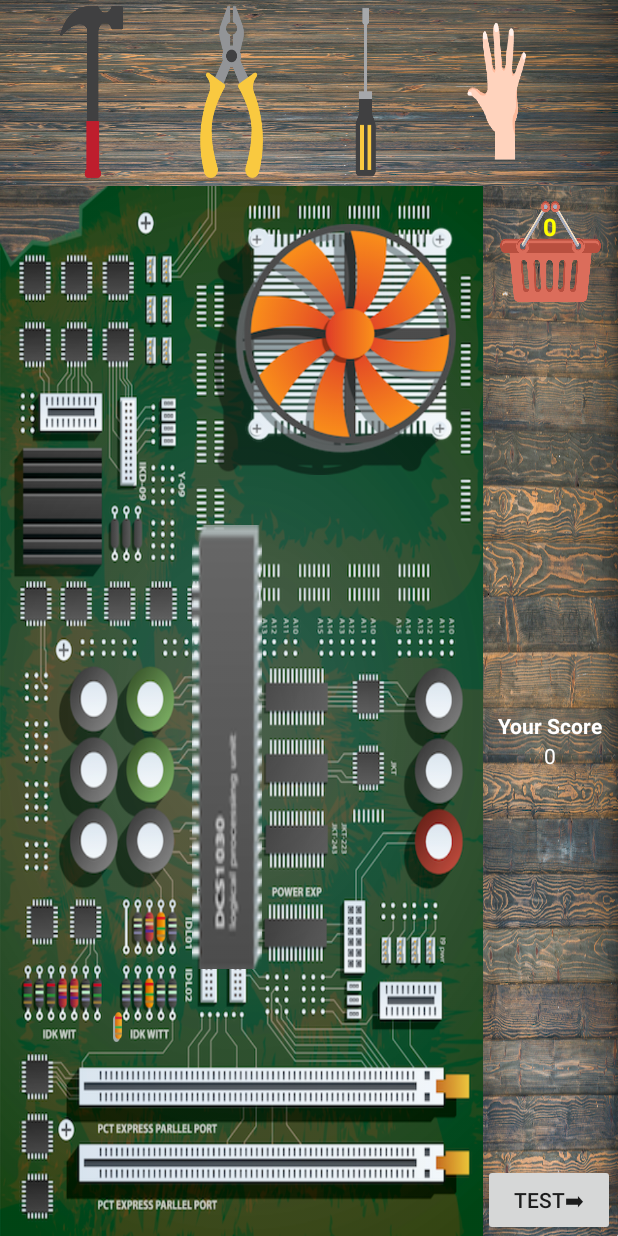
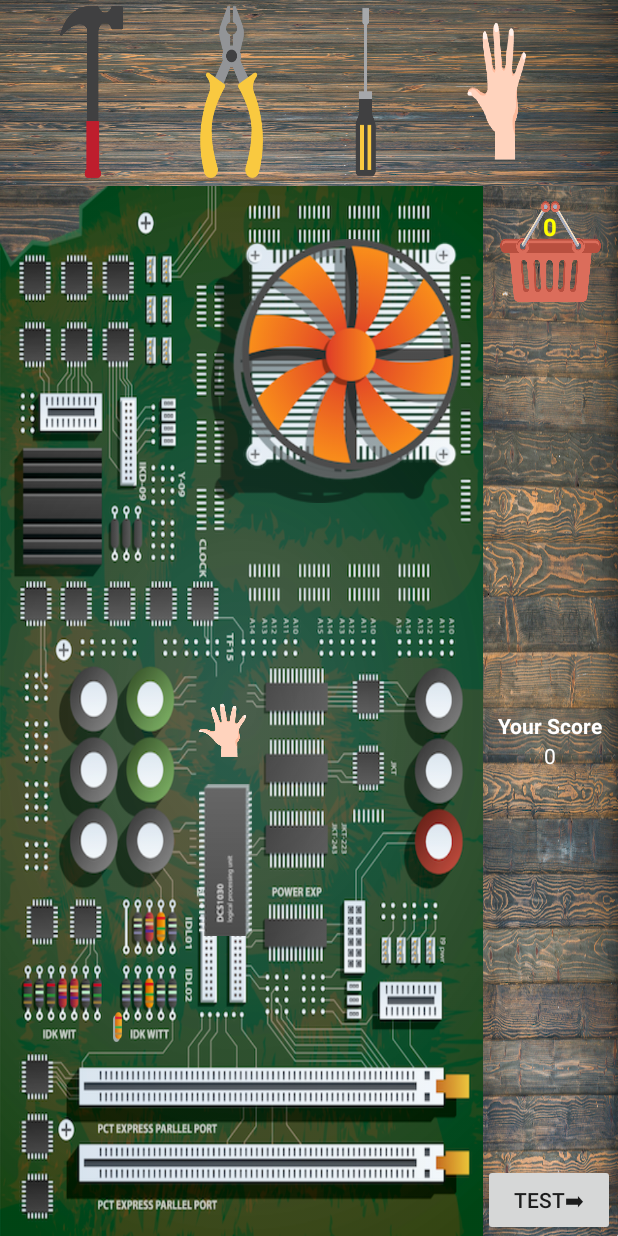
Before and after one commit to Yasamanro/TheBreakingHand, an Android app: the GameActivity screen opened directly, with no data from a screen before it, on a phone screen of 412 x 824 dp. Run offline under Robolectric (Android 15) with nearby library versions, the light colour scheme and no system bars; 1 statement that could not run was skipped.

Commit message:
IC Sliding support Hand animation

```diff
--- a/app/src/main/java/com/example/yasamanro/bhangarigame/DeviceControlActivity.java
+++ b/app/src/main/java/com/example/yasamanro/bhangarigame/DeviceControlActivity.java
@@ -93,11 +93,6 @@ public class DeviceControlActivity extends AppCompatActivity {
             public void onClick(View v) {
                 if (mConnectionState.getText().equals("Connected")) {
                     Intent intent = new Intent(DeviceControlActivity.this, GameActivity.class);
-
-                    Bundle services = new Bundle();
-                    ArrayList<BluetoothGattService> gattServiceList = new ArrayList<BluetoothGattService>(BLEServiceContainer.getInstance().getBleService().getSupportedGattServices());
-                    services.putSerializable("gattService", gattServiceList);
-                    intent.putExtras(services);                         //Put service list in next Intent
                     startActivity(intent);
                 }
                 else {
--- a/app/src/main/java/com/example/yasamanro/bhangarigame/GameActivity.java
+++ b/app/src/main/java/com/example/yasamanro/bhangarigame/GameActivity.java
@@ -1,5 +1,6 @@
 package com.example.yasamanro.bhangarigame;
 
+import android.annotation.SuppressLint;
 import android.app.AlertDialog;
 import android.bluetooth.BluetoothGattCharacteristic;
 import android.bluetooth.BluetoothGattService;
@@ -9,6 +10,7 @@ import android.media.MediaPlayer;
 import android.support.v7.app.AppCompatActivity;
 import android.os.Bundle;
 import android.util.Log;
+import android.view.MotionEvent;
 import android.view.View;
 import android.view.animation.AlphaAnimation;
 import android.view.animation.Animation;
@@ -18,6 +20,7 @@ import android.view.animation.LinearInterpolator;
 import android.view.animation.TranslateAnimation;
 import android.widget.Button;
 import android.widget.CompoundButton;
+import android.widget.RelativeLayout;
 import android.widget.TextView;
 import android.widget.Toast;
 import android.widget.ToggleButton;
@@ -33,6 +36,7 @@ public class GameActivity extends AppCompatActivity {
     final String CHARACTERISTIC_UUID = "beb5483e-36e1-4688-b7f5-ea07361b26a8";
     ArrayList<String> brokenItems;
 
+    @SuppressLint("ClickableViewAccessibility")
     @Override
     protected void onCreate(Bundle savedInstanceState) {
         super.onCreate(savedInstanceState);
@@ -46,9 +50,11 @@ public class GameActivity extends AppCompatActivity {
 
         // Tools in action
         final Button hammerTool = findViewById(R.id.hammerTool);
+        final Button handTool = findViewById(R.id.handTool);
 
         //Hardware Parts
         final Button fan = findViewById(R.id.fanButton);
+        final Button ic  = findViewById(R.id.icButton);
 //        final Button fan1 = findViewById(R.id.fanButton1);
 //        final Button fan2 = findViewById(R.id.fanButton2);
 //        final Button fan3 = findViewById(R.id.fanButton3);
@@ -67,6 +73,9 @@ public class GameActivity extends AppCompatActivity {
         final TextView basketCount = findViewById(R.id.badge_notification_text);
         final TextView score = findViewById(R.id.score);
 
+        //Board Layout
+        RelativeLayout boardlayout = findViewById(R.id.boardcanvas);
+
         //Blink Animation
         final Animation blinkAnimation = new AlphaAnimation(1, 0); // Change alpha from fully invisible to visible
         blinkAnimation.setDuration(500); // duration - half a second
@@ -77,9 +86,11 @@ public class GameActivity extends AppCompatActivity {
         //Animation (rotate, swirl, move)
         final Animation rotateAnimation = AnimationUtils.loadAnimation(this, R.anim.rotate_anim);
         final Animation swirlAnimation = AnimationUtils.loadAnimation(this,R.anim.swirl_animation);
-//        final Animation moveAnimation = AnimationUtils.loadAnimation(this,R.anim.trainfade);
         final TranslateAnimation animation = new TranslateAnimation(0.0f, 400.0f,
                 0.0f, 100f);
+        final TranslateAnimation moveUpAnimation = new TranslateAnimation(0.0f, 0.0f,
+                800f, 0.0f);
+        moveUpAnimation.setDuration(1000);
 
         // Sounds
         final MediaPlayer hitMetalSound = MediaPlayer.create(this,R.raw.hitmetal);
@@ -89,6 +100,44 @@ public class GameActivity extends AppCompatActivity {
 
         // Get BluetoothGattService data from BLEServiceContainer and find the service we want!
         mBluetoothGattService = findService(BLEServiceContainer.getInstance().getBleService().getSupportedGattServices(),SERVICE_UUID);
+
+
+        ic.setOnTouchListener(new View.OnTouchListener() {
+            float y1 = 0, y2 = 0;
+            @Override
+            public boolean onTouch(View view, MotionEvent event) {                          //gesture detector to detect swipe.
+                final int MIN_DISTANCE = 50;
+                if(!hand.isChecked()) {
+                    Toast.makeText(getApplicationContext(), "Select The Hand first!", Toast.LENGTH_SHORT).show();
+                    hand.startAnimation(blinkAnimation);
+                    view.clearAnimation();
+                }
+                else {
+                    switch(event.getAction()) {
+                        case MotionEvent.ACTION_DOWN:
+                            y1 = event.getY();
+                            Log.d("Y1: ", Float.toString(y1));
+                            break;
+                        case MotionEvent.ACTION_UP:
+                            y2 = event.getY();
+                            Log.d("Y2: ", Float.toString(y2));
+                            float deltaX = y2 - y1;
+                            if (Math.abs(deltaX) > MIN_DISTANCE) {
+                                Log.d("DELTAX", Float.toString(deltaX));
+                                if (deltaX>0) {                             // Buttom to up!
+                                    Toast.makeText(GameActivity.this, "up2down swipe", Toast.LENGTH_SHORT).show();
+                                }
+                                else{                                       // Top to buttom!
+                                    Toast.makeText(GameActivity.this, "down2up swipe", Toast.LENGTH_SHORT).show();
+                                    handTool.startAnimation(moveUpAnimation);
+                                }
+                            }
+                            break;
+                    }
+                }
+                return true;                                //always return true to consume event
+            }
+        });
 
         hammer.setOnCheckedChangeListener(new CompoundButton.OnCheckedChangeListener() {
             @Override
@@ -131,6 +180,7 @@ public class GameActivity extends AppCompatActivity {
                     plier.setChecked(false);
                     screwdriver.setChecked(false);
                 }
+
             }
         });
 
@@ -155,7 +205,6 @@ public class GameActivity extends AppCompatActivity {
                         }
                     }
                 });
-
                 // create and show the alert dialog
                 AlertDialog dialog = builder.create();
                 dialog.show();
--- a/app/src/main/java/com/example/yasamanro/bhangarigame/ScanActivity.java
+++ b/app/src/main/java/com/example/yasamanro/bhangarigame/ScanActivity.java
@@ -161,7 +161,6 @@ public class ScanActivity extends AppCompatActivity {
 
                         gloveFound = true;
                         glove = device;
-                        BLEServiceContainer.getInstance().setmDevice(device);
                         TextView deviceName = (TextView) findViewById(R.id.device_name);
                         deviceName.setText("Smart Glove");
                         TextView deviceAddr = (TextView) findViewById(R.id.device_address);
--- a/app/src/main/res/layout/activity_game.xml
+++ b/app/src/main/res/layout/activity_game.xml
@@ -110,6 +110,7 @@
             android:orientation="horizontal">
 
             <RelativeLayout
+                android:id="@+id/boardcanvas"
                 android:layout_width="match_parent"
                 android:layout_height="match_parent"
                 android:layout_weight="0.22"
@@ -117,12 +118,12 @@
 
                 <Button
                     android:id="@+id/fanButton"
-                    android:layout_width="161dp"
-                    android:layout_height="167dp"
+                    android:layout_width="166dp"
+                    android:layout_height="176dp"
                     android:layout_alignParentTop="true"
                     android:layout_alignParentEnd="true"
-                    android:layout_marginTop="25dp"
-                    android:layout_marginEnd="18dp"
+                    android:layout_marginTop="35dp"
+                    android:layout_marginEnd="15dp"
                     android:background="@drawable/fan" />
 
                 <!--<Button-->
@@ -202,17 +203,43 @@
 
                 <Button
                     android:id="@+id/icButton"
-                    android:layout_width="25dp"
-                    android:layout_height="78dp"
-                    android:layout_alignParentStart="true"
-                    android:layout_alignParentTop="true"
+                    android:layout_width="35dp"
+                    android:layout_height="101dp"
                     android:layout_alignParentEnd="true"
                     android:layout_alignParentBottom="true"
-                    android:layout_marginStart="128dp"
-                    android:layout_marginTop="226dp"
-                    android:layout_marginEnd="147dp"
-                    android:layout_marginBottom="178dp"
+                    android:layout_marginEnd="154dp"
+                    android:layout_marginBottom="200dp"
                     android:background="@drawable/ic" />
+
+                <Button
+                    android:id="@+id/handTool"
+                    android:layout_width="33dp"
+                    android:layout_height="45dp"
+                    android:layout_alignStart="@+id/fanButton"
+                    android:layout_alignTop="@+id/fanButton"
+                    android:layout_alignEnd="@+id/fanButton"
+                    android:layout_alignBottom="@+id/fanButton"
+                    android:layout_marginStart="-9dp"
+                    android:layout_marginTop="305dp"
+                    android:layout_marginEnd="141dp"
+                    android:layout_marginBottom="-174dp"
+                    android:background="@drawable/hand_check"
+                    android:focusable="false"
+                    android:focusableInTouchMode="false"
+                    android:soundEffectsEnabled="false"
+                    android:textOff=""
+                    android:textOn="" />
+
+
+                <!--<Button-->
+                <!--android:id="@+id/handTool"-->
+                <!--android:layout_width="35dp"-->
+                <!--android:layout_height="52dp"-->
+                <!--android:layout_alignParentStart="true"-->
+                <!--android:layout_alignParentTop="true"-->
+                <!--android:layout_marginStart="120dp"-->
+                <!--android:layout_marginTop="276dp"-->
+                <!--android:background="@drawable/hand_check" />-->
 
                 <Button
                     android:id="@+id/resistorButton"
```
Also changed, not shown: app/src/main/java/com/example/yasamanro/bhangarigame/BLEServiceContainer.java (+0 -18 lines).
